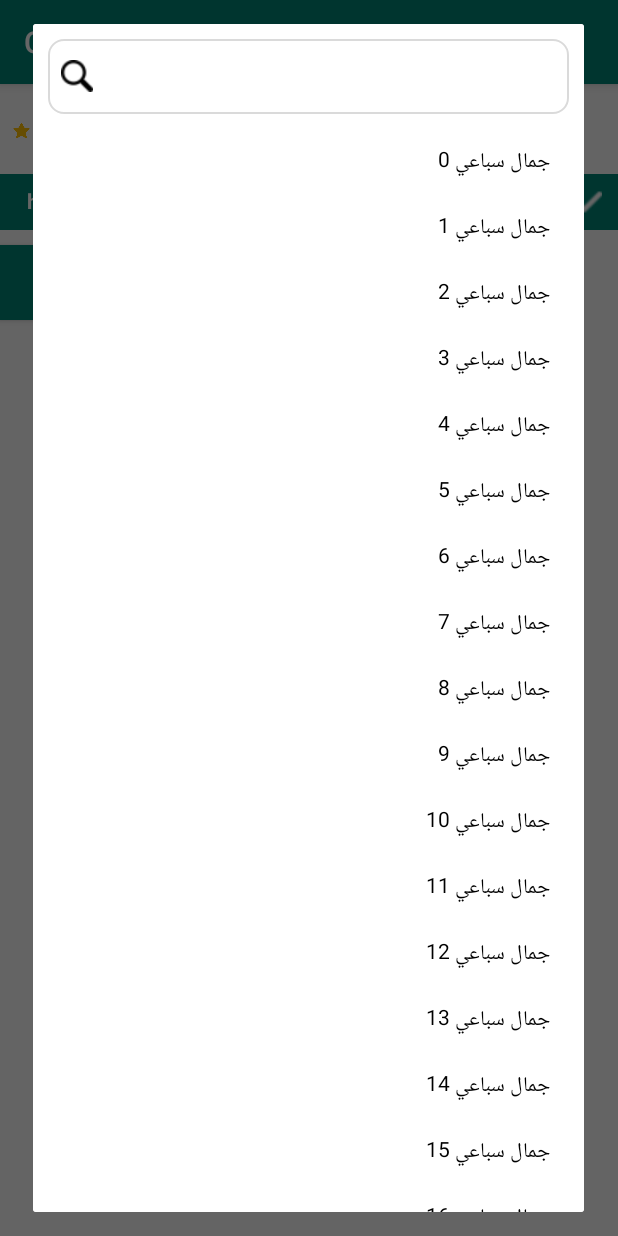
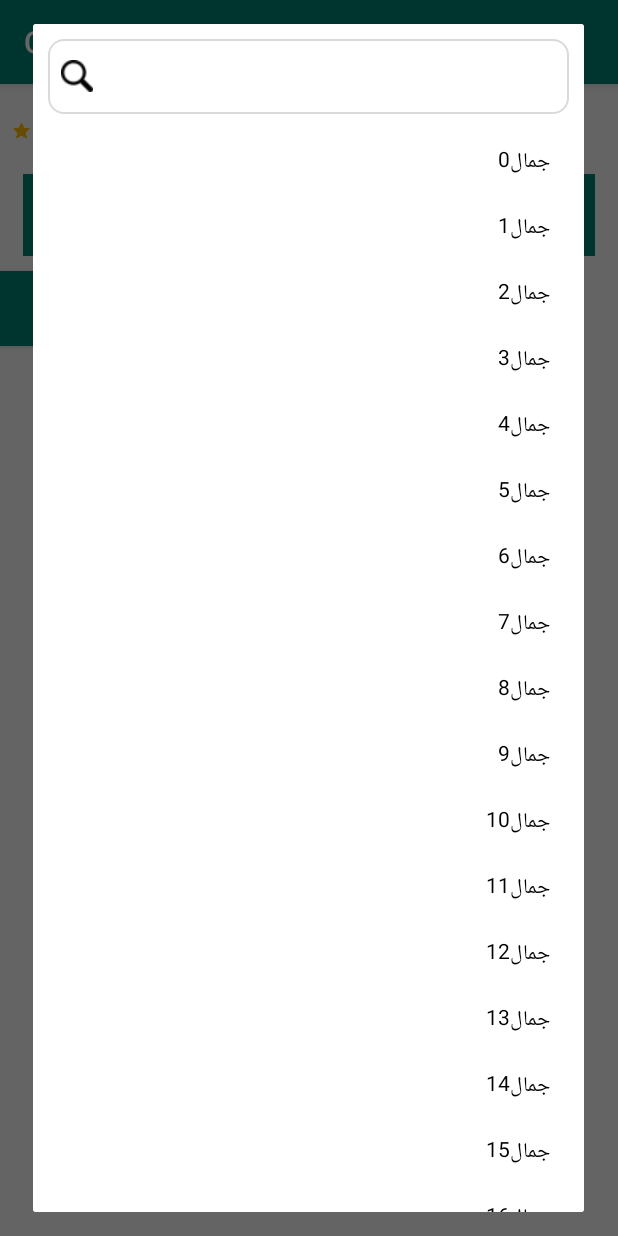
Before and after one commit to GamalSebaee/myCustomViews, an Android app: the screen it shows after launch (MainActivity), after a tap on "hello world", on a phone screen of 412 x 824 dp. Run offline under Robolectric (Android 15) with nearby library versions, the phone set to English and light mode, and no system bars.

```diff
--- a/app/src/main/java/com/magints/customviews/MainActivity.java
+++ b/app/src/main/java/com/magints/customviews/MainActivity.java
@@ -36,7 +36,7 @@ public class MainActivity extends AppCompatActivity implements SpinnerListCallBa
 
         for(int i=0;i<50;i++){
             CustomSpinnerModel customSpinnerModel=new CustomSpinnerModel();
-            customSpinnerModel.setSpinnerText("جمال سباعي "+i);
+            customSpinnerModel.setSpinnerText("جمال"+i);
             allDataList.add(customSpinnerModel);
         }
         spinnerList.setAllDataList(allDataList);
--- a/app/src/main/res/layout/activity_main.xml
+++ b/app/src/main/res/layout/activity_main.xml
@@ -25,10 +25,13 @@
         app:setImage="false"
         app:hideText="false"
         android:paddingLeft="5dp"
+        android:layout_marginLeft="15dp"
+        android:layout_marginRight="15dp"
         android:paddingRight="5dp"
+        android:paddingTop="10dp"
+        android:paddingBottom="10dp"
         app:textColor="#fff"
         app:setArrowColor="#fff"
-        app:fontType="txt_font"
         app:text="hello world"
         android:background="@color/colorPrimary"
         android:layout_width="match_parent"
--- /dev/null
+++ b/littlecustomlib/src/main/java/com/libs/customlibs/CustomFontsUtilits.java
@@ -0,0 +1,15 @@
+package com.libs.customlibs;
+
+public class CustomFontsUtilits {
+    public static boolean vaildFontType(String fontName){
+        if(fontName != null && (
+                fontName.toLowerCase().endsWith(".ttf")||
+                fontName.toLowerCase().endsWith(".otf")
+                )){
+            return true;
+        }else{
+            return false;
+        }
+
+    }
+}
--- a/littlecustomlib/src/main/java/com/libs/customlibs/CustomSpinnerView.java
+++ b/littlecustomlib/src/main/java/com/libs/customlibs/CustomSpinnerView.java
@@ -12,6 +12,7 @@ import android.view.ViewGroup;
 import android.widget.ImageView;
 import android.widget.LinearLayout;
 import android.widget.TextView;
+import android.widget.Toast;
 
 import androidx.annotation.Nullable;
 import androidx.fragment.app.FragmentActivity;
@@ -32,6 +33,8 @@ public class CustomSpinnerView extends LinearLayout implements SpinnerListCallBa
     TextView spinnerTextView;
     ImageView spinnerArrowImg;
     private boolean addImageIconStatus = false;
+    private String defalutText;
+    private String fontType;
     private List<CustomSpinnerModel> allDataList = new ArrayList<>();
 
     public CustomSpinnerView(Context context, @Nullable AttributeSet attrs) {
@@ -71,7 +74,7 @@ public class CustomSpinnerView extends LinearLayout implements SpinnerListCallBa
                     context.getResources().getColor(R.color.colorAccent)));
         }
 
-        String fontType = attributes2.getString(R.styleable.SmartNumericTextView_fontType);
+        fontType = attributes2.getString(R.styleable.SmartNumericTextView_fontType);
         if (fontType != null) {
             spinnerTextView.setTypeface(getFont(fontType));
         }
@@ -89,12 +92,16 @@ public class CustomSpinnerView extends LinearLayout implements SpinnerListCallBa
         spinner_Content.setOnClickListener(new OnClickListener() {
             @Override
             public void onClick(View view) {
-
+                showCustomMSG();
                 openSpinnerListAdater();
             }
         });
 
 
+    }
+
+    private void showCustomMSG() {
+        Toast.makeText(context, "Clicked", Toast.LENGTH_SHORT).show();
     }
 
     private void openSpinnerListAdater() {
@@ -103,6 +110,7 @@ public class CustomSpinnerView extends LinearLayout implements SpinnerListCallBa
         Bundle bundle = new Bundle();
         bundle.putString("data_list", new Gson().toJson(getAllDataList()));
         bundle.putBoolean("show_img", addImageIconStatus);
+        bundle.putString("fontType", fontType);
         spinnerPopupList.setArguments(bundle);
         spinnerPopupList.show(fragmentActivity.getSupportFragmentManager(), "tag");
     }
--- a/littlecustomlib/src/main/java/com/libs/customlibs/UiUtil.java
+++ b/littlecustomlib/src/main/java/com/libs/customlibs/UiUtil.java
@@ -25,7 +25,7 @@ public class UiUtil {
         a.recycle();
     }
 
-    private static void setCustomFont(View textViewOrButton, Context ctx, String asset) {
+    public static void setCustomFont(View textViewOrButton, Context ctx, String asset) {
         if (TextUtils.isEmpty(asset))
             return;
         Typeface tf = null;
@@ -57,7 +57,7 @@ public class UiUtil {
 
             Typeface typeface = Typeface.createFromAsset(
                     c.getAssets(),
-                    "AppFonts/" + name
+                     name
             );
             fontCache.put(name, new SoftReference<Typeface>(typeface));
 
--- a/littlecustomlib/src/main/java/com/libs/customlibs/spinner_dailog/SpinnerListAdapter.java
+++ b/littlecustomlib/src/main/java/com/libs/customlibs/spinner_dailog/SpinnerListAdapter.java
@@ -1,6 +1,8 @@
 package com.libs.customlibs.spinner_dailog;
 
 import android.content.Context;
+import android.graphics.Typeface;
+import android.util.Log;
 import android.view.LayoutInflater;
 import android.view.View;
 import android.view.ViewGroup;
@@ -11,7 +13,9 @@ import android.widget.TextView;
 import androidx.annotation.NonNull;
 import androidx.recyclerview.widget.RecyclerView;
 
+import com.libs.customlibs.CustomFontsUtilits;
 import com.libs.customlibs.R;
+import com.libs.customlibs.UiUtil;
 
 import java.util.ArrayList;
 import java.util.List;
@@ -21,13 +25,15 @@ public class SpinnerListAdapter extends RecyclerView.Adapter<SpinnerListAdapter.
     private Context context;
     private boolean show_img;
     private SpinnerListCallBack.AdapterCallBack adapterCallBack;
+    private String fontType;
 
     // Provide a suitable constructor (depends on the kind of dataset)
     public SpinnerListAdapter(Context context,
-                              List<CustomSpinnerModel> list, boolean show_img, SpinnerListCallBack.AdapterCallBack adapterCallBack) {
+                              List<CustomSpinnerModel> list, boolean show_img, String fontType, SpinnerListCallBack.AdapterCallBack adapterCallBack) {
         this.list = list;
         this.context = context;
         this.show_img = show_img;
+        this.fontType = fontType;
         this.adapterCallBack = adapterCallBack;
 
     }
@@ -96,6 +102,11 @@ public class SpinnerListAdapter extends RecyclerView.Adapter<SpinnerListAdapter.
             } else {
                 spinnerImg.setVisibility(View.GONE);
             }
+            if (CustomFontsUtilits.vaildFontType(fontType)) {
+                country_txt.setTypeface(Typeface.createFromAsset(
+                        context.getAssets(),
+                        fontType));
+            }
 
         }
     }
--- a/littlecustomlib/src/main/java/com/libs/customlibs/spinner_dailog/SpinnerPopupList.java
+++ b/littlecustomlib/src/main/java/com/libs/customlibs/spinner_dailog/SpinnerPopupList.java
@@ -26,6 +26,7 @@ public class SpinnerPopupList extends DialogFragment implements SpinnerListCallB
     private SpinnerListCallBack.PopUpCallBack popUpCallBack;
     private boolean show_img = false;
     private RecyclerView country_listrecyclerView;
+    private String fontType;
     List<CustomSpinnerModel> allSpinnerDataList = new ArrayList<>();
 
     @Override
@@ -46,6 +47,7 @@ public class SpinnerPopupList extends DialogFragment implements SpinnerListCallB
         if (getArguments() != null) {
             String listDataStr = getArguments().getString("data_list");
             show_img = getArguments().getBoolean("show_img", false);
+            fontType = getArguments().getString("fontType", null);
             TypeToken<List<CustomSpinnerModel>> dataList = new TypeToken<List<CustomSpinnerModel>>() {
             };
             Gson gson = new Gson();
@@ -83,7 +85,8 @@ public class SpinnerPopupList extends DialogFragment implements SpinnerListCallB
     }
 
     private void setAllDataList(List<CustomSpinnerModel> countryList) {
-        SpinnerListAdapter countryListAdapter = new SpinnerListAdapter(getActivity(), countryList, show_img, this);
+        SpinnerListAdapter countryListAdapter = new SpinnerListAdapter(getActivity(), countryList,
+                show_img, fontType,this);
         country_listrecyclerView.setAdapter(countryListAdapter);
     }
 
--- a/littlecustomlib/src/main/res/values/attrs.xml
+++ b/littlecustomlib/src/main/res/values/attrs.xml
@@ -25,5 +25,6 @@
         <attr name="hideText" format="boolean" />
         <attr name="setArrowColor" format="color|reference" />
         <attr name="setArrowIcon" format="reference" />
+        <attr name="defalutText" format="string" />
     </declare-styleable>
 </resources>
```
